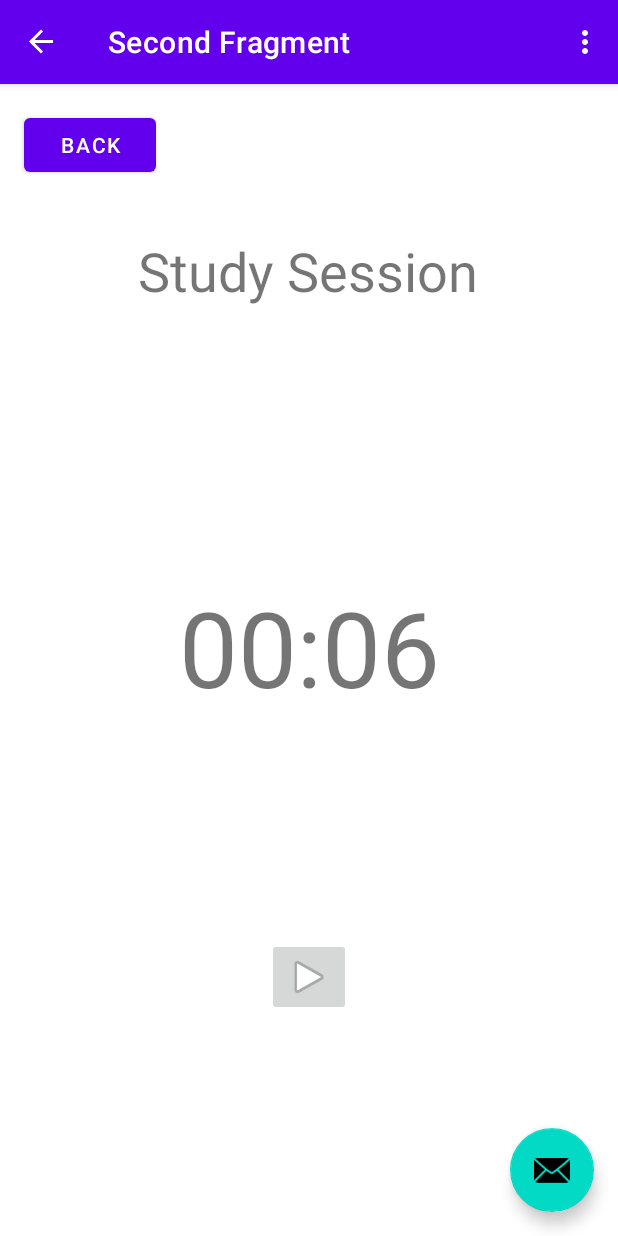
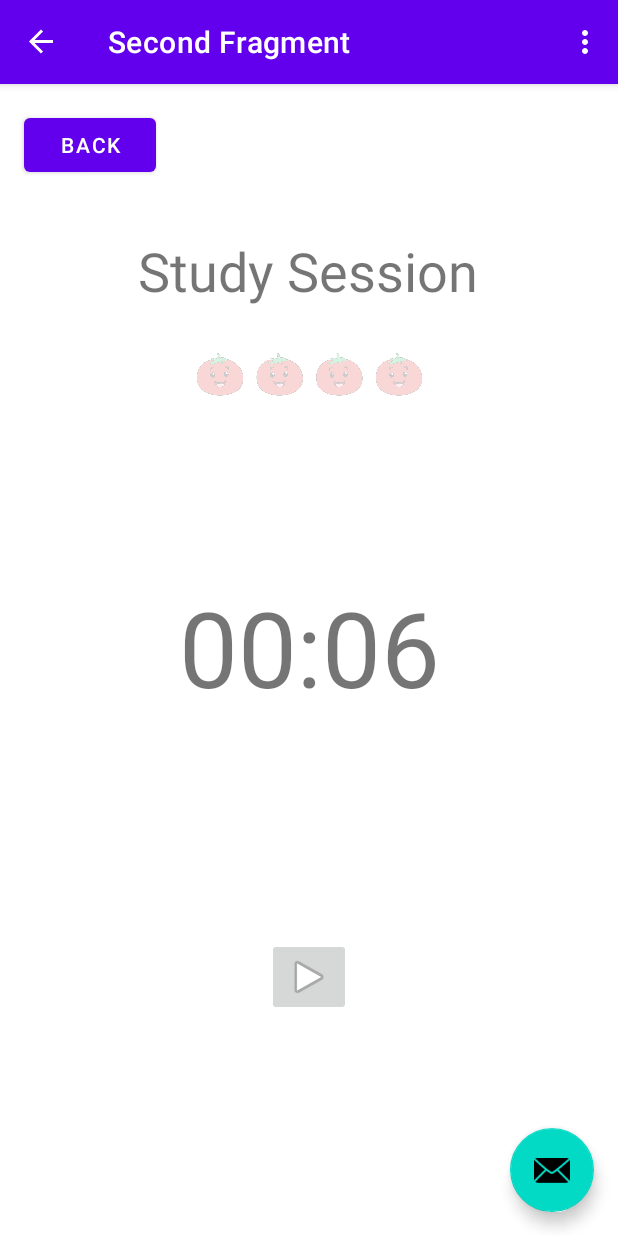
Before and after one commit to StevenNZ/pomodoro, an Android app: the PomodoroTimer screen opened through its navigation route, on a phone screen of 412 x 824 dp. Run offline under Robolectric (Android 15) with nearby library versions, the light colour scheme and no system bars; our stand-ins replace navigation-ui.

Commit message:
feature: added short breaks icons to pomodoro timer

```diff
--- a/app/src/main/res/layout/pomodoro_timer.xml
+++ b/app/src/main/res/layout/pomodoro_timer.xml
@@ -53,4 +53,63 @@
         app:layout_constraintStart_toStartOf="parent"
         app:layout_constraintTop_toBottomOf="@+id/textSession" />
 
+    <androidx.constraintlayout.widget.ConstraintLayout
+        android:layout_width="183dp"
+        android:layout_height="39dp"
+        android:layout_marginTop="25dp"
+        app:layout_constraintEnd_toEndOf="parent"
+        app:layout_constraintStart_toStartOf="parent"
+        app:layout_constraintTop_toBottomOf="@+id/textSession">
+
+        <ImageView
+            android:id="@+id/tomatoInitial"
+            android:layout_width="wrap_content"
+            android:layout_height="wrap_content"
+            android:src="@drawable/tomato_initial2"
+            app:layout_constraintBottom_toBottomOf="parent"
+            app:layout_constraintEnd_toEndOf="parent"
+            app:layout_constraintStart_toStartOf="parent"
+            app:layout_constraintTop_toTopOf="parent" />
+
+        <ImageView
+            android:id="@+id/tomatoOne"
+            android:layout_width="46dp"
+            android:layout_height="39dp"
+            android:layout_marginStart="10dp"
+            android:src="@drawable/tomato_filled"
+            android:visibility="invisible"
+            app:layout_constraintStart_toStartOf="@+id/tomatoInitial"
+            app:layout_constraintTop_toTopOf="parent" />
+
+        <ImageView
+            android:id="@+id/tomatoFour"
+            android:layout_width="46dp"
+            android:layout_height="39dp"
+            android:layout_marginStart="127dp"
+            android:src="@drawable/tomato_filled"
+            android:visibility="invisible"
+            app:layout_constraintStart_toStartOf="@+id/tomatoInitial"
+            app:layout_constraintTop_toTopOf="parent" />
+
+        <ImageView
+            android:id="@+id/tomatoThree"
+            android:layout_width="46dp"
+            android:layout_height="39dp"
+            android:layout_marginStart="88dp"
+            android:src="@drawable/tomato_filled"
+            android:visibility="invisible"
+            app:layout_constraintStart_toStartOf="@+id/tomatoInitial"
+            app:layout_constraintTop_toTopOf="parent" />
+
+        <ImageView
+            android:id="@+id/tomatoTwo"
+            android:layout_width="46dp"
+            android:layout_height="39dp"
+            android:layout_marginStart="49dp"
+            android:src="@drawable/tomato_filled"
+            android:visibility="invisible"
+            app:layout_constraintStart_toStartOf="@+id/tomatoInitial"
+            app:layout_constraintTop_toTopOf="parent" />
+    </androidx.constraintlayout.widget.ConstraintLayout>
+
 </androidx.constraintlayout.widget.ConstraintLayout>
```
Also changed, not shown: app/src/main/res/drawable/tomato_filled.png (added), app/src/main/res/drawable/tomato_initial.png (added), app/src/main/res/drawable/tomato_initial2.png (added).
